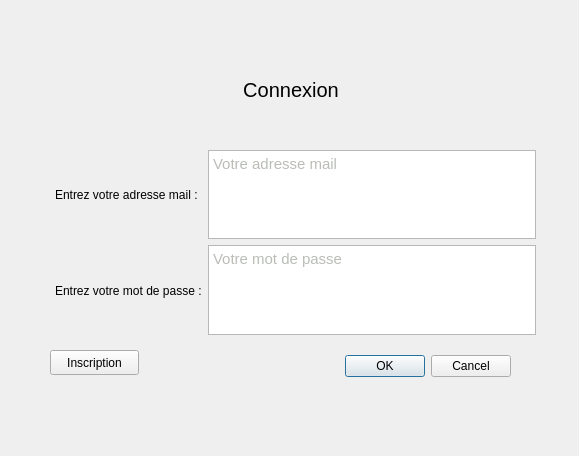
adeleb54/Trottipret, file Trottipret/connexion.ui: the form before one commit.
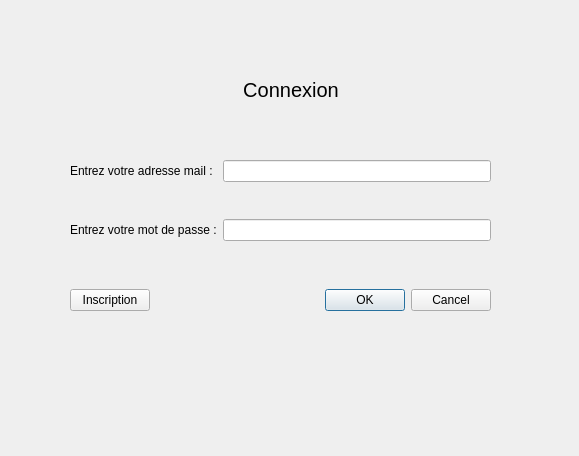
The form after the commit.

Commit message: - ajout du contenu dans les méthodes de la classe connexion - changement des widgets dans la fenêtre de connexion.ui - modification de la méthode connexion dans gestionnaireCompte.cpp

```diff
--- a/Trottipret/connexion.ui
+++ b/Trottipret/connexion.ui
@@ -13,100 +13,6 @@
   <property name="windowTitle">
    <string>Dialog</string>
   </property>
-  <widget class="QDialogButtonBox" name="connexion">
-   <property name="geometry">
-    <rect>
-     <x>330</x>
-     <y>350</y>
-     <width>181</width>
-     <height>32</height>
-    </rect>
-   </property>
-   <property name="orientation">
-    <enum>Qt::Horizontal</enum>
-   </property>
-   <property name="standardButtons">
-    <set>QDialogButtonBox::Cancel|QDialogButtonBox::Ok</set>
-   </property>
-  </widget>
-  <widget class="QWidget" name="horizontalLayoutWidget">
-   <property name="geometry">
-    <rect>
-     <x>50</x>
-     <y>150</y>
-     <width>491</width>
-     <height>185</height>
-    </rect>
-   </property>
-   <layout class="QHBoxLayout" name="horizontalLayout">
-    <property name="leftMargin">
-     <number>5</number>
-    </property>
-    <property name="rightMargin">
-     <number>5</number>
-    </property>
-    <item>
-     <layout class="QVBoxLayout" name="verticalLayout_label">
-      <item>
-       <widget class="QLabel" name="label_mail">
-        <property name="text">
-         <string>Entrez votre adresse mail :</string>
-        </property>
-       </widget>
-      </item>
-      <item>
-       <widget class="QLabel" name="label_mdp">
-        <property name="text">
-         <string>Entrez votre mot de passe :</string>
-        </property>
-       </widget>
-      </item>
-     </layout>
-    </item>
-    <item>
-     <layout class="QVBoxLayout" name="verticalLayout_textEdit">
-      <item>
-       <widget class="QTextEdit" name="textEdit_mail">
-        <property name="html">
-         <string>&lt;!DOCTYPE HTML PUBLIC &quot;-//W3C//DTD HTML 4.0//EN&quot; &quot;http://www.w3.org/TR/REC-html40/strict.dtd&quot;&gt;
-&lt;html&gt;&lt;head&gt;&lt;meta name=&quot;qrichtext&quot; content=&quot;1&quot; /&gt;&lt;style type=&quot;text/css&quot;&gt;
-p, li { white-space: pre-wrap; }
-&lt;/style&gt;&lt;/head&gt;&lt;body style=&quot; font-family:'MS Shell Dlg 2'; font-size:7.8pt; font-weight:400; font-style:normal;&quot;&gt;
-&lt;p style=&quot; margin-top:0px; margin-bottom:0px; margin-left:0px; margin-right:0px; -qt-block-indent:0; text-indent:0px;&quot;&gt;&lt;span style=&quot; font-family:'Ubuntu'; font-size:11pt; color:#babdb6;&quot;&gt;Votre adresse mail&lt;/span&gt;&lt;/p&gt;&lt;/body&gt;&lt;/html&gt;</string>
-        </property>
-       </widget>
-      </item>
-      <item>
-       <widget class="QTextEdit" name="textEdit_mdp">
-        <property name="enabled">
-         <bool>true</bool>
-        </property>
-        <property name="html">
-         <string>&lt;!DOCTYPE HTML PUBLIC &quot;-//W3C//DTD HTML 4.0//EN&quot; &quot;http://www.w3.org/TR/REC-html40/strict.dtd&quot;&gt;
-&lt;html&gt;&lt;head&gt;&lt;meta name=&quot;qrichtext&quot; content=&quot;1&quot; /&gt;&lt;style type=&quot;text/css&quot;&gt;
-p, li { white-space: pre-wrap; }
-&lt;/style&gt;&lt;/head&gt;&lt;body style=&quot; font-family:'MS Shell Dlg 2'; font-size:7.8pt; font-weight:400; font-style:normal;&quot;&gt;
-&lt;p style=&quot; margin-top:0px; margin-bottom:0px; margin-left:0px; margin-right:0px; -qt-block-indent:0; text-indent:0px;&quot;&gt;&lt;span style=&quot; font-family:'Ubuntu'; font-size:11pt; color:#babdb6;&quot;&gt;Votre mot de passe&lt;/span&gt;&lt;/p&gt;&lt;/body&gt;&lt;/html&gt;</string>
-        </property>
-       </widget>
-      </item>
-     </layout>
-    </item>
-   </layout>
-  </widget>
-  <widget class="QPushButton" name="inscription">
-   <property name="geometry">
-    <rect>
-     <x>50</x>
-     <y>350</y>
-     <width>89</width>
-     <height>25</height>
-    </rect>
-   </property>
-   <property name="text">
-    <string>Inscription</string>
-   </property>
-  </widget>
   <widget class="QWidget" name="horizontalLayoutWidget_2">
    <property name="geometry">
     <rect>
@@ -181,6 +87,81 @@
     </item>
    </layout>
   </widget>
+  <widget class="QWidget" name="formLayoutWidget">
+   <property name="geometry">
+    <rect>
+     <x>70</x>
+     <y>160</y>
+     <width>421</width>
+     <height>151</height>
+    </rect>
+   </property>
+   <layout class="QFormLayout" name="formLayout">
+    <item row="0" column="0">
+     <widget class="QLabel" name="label_mail">
+      <property name="text">
+       <string>Entrez votre adresse mail :</string>
+      </property>
+     </widget>
+    </item>
+    <item row="0" column="1">
+     <widget class="QLineEdit" name="lineEdit_mail"/>
+    </item>
+    <item row="2" column="0">
+     <widget class="QLabel" name="label_mdp">
+      <property name="text">
+       <string>Entrez votre mot de passe :</string>
+      </property>
+     </widget>
+    </item>
+    <item row="2" column="1">
+     <widget class="QLineEdit" name="lineEdit_mdp"/>
+    </item>
+    <item row="4" column="1">
+     <widget class="QDialogButtonBox" name="connexion">
+      <property name="orientation">
+       <enum>Qt::Horizontal</enum>
+      </property>
+      <property name="standardButtons">
+       <set>QDialogButtonBox::Cancel|QDialogButtonBox::Ok</set>
+      </property>
+     </widget>
+    </item>
+    <item row="4" column="0">
+     <widget class="QPushButton" name="inscription">
+      <property name="text">
+       <string>Inscription</string>
+      </property>
+     </widget>
+    </item>
+    <item row="3" column="0">
+     <spacer name="verticalSpacer">
+      <property name="orientation">
+       <enum>Qt::Vertical</enum>
+      </property>
+      <property name="sizeHint" stdset="0">
+       <size>
+        <width>20</width>
+        <height>40</height>
+       </size>
+      </property>
+     </spacer>
+    </item>
+    <item row="1" column="0">
+     <spacer name="verticalSpacer_2">
+      <property name="orientation">
+       <enum>Qt::Vertical</enum>
+      </property>
+      <property name="sizeHint" stdset="0">
+       <size>
+        <width>20</width>
+        <height>30</height>
+       </size>
+      </property>
+     </spacer>
+    </item>
+   </layout>
+  </widget>
  </widget>
  <resources/>
  <connections>
```
The commit also changes 2 other files.
